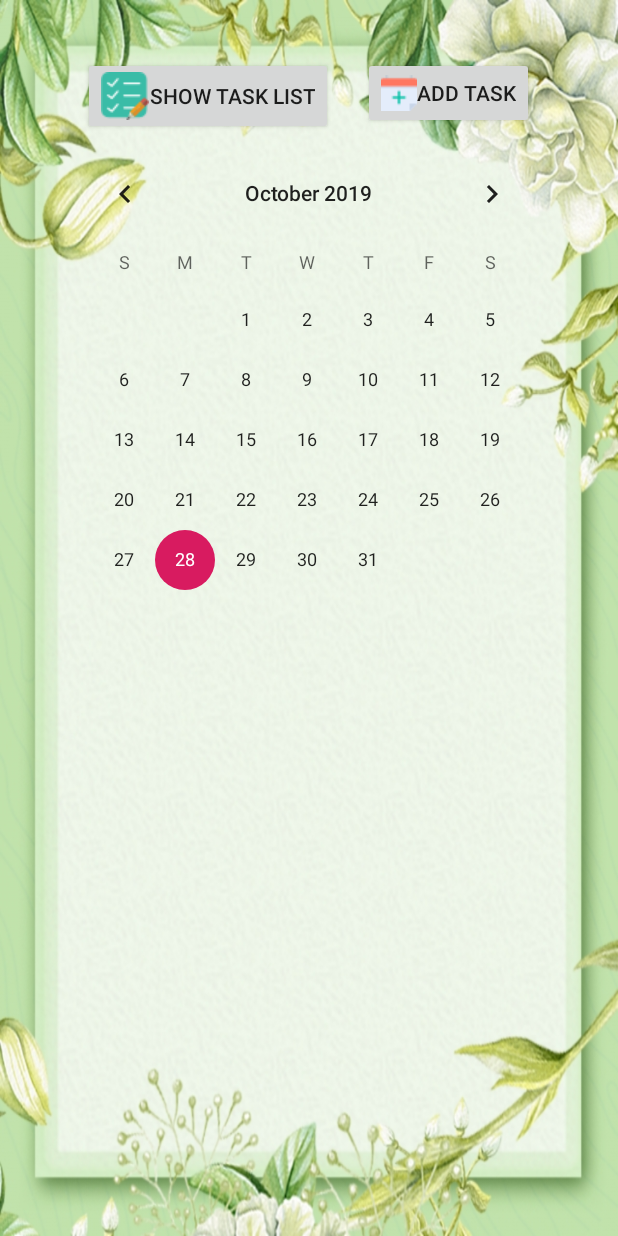
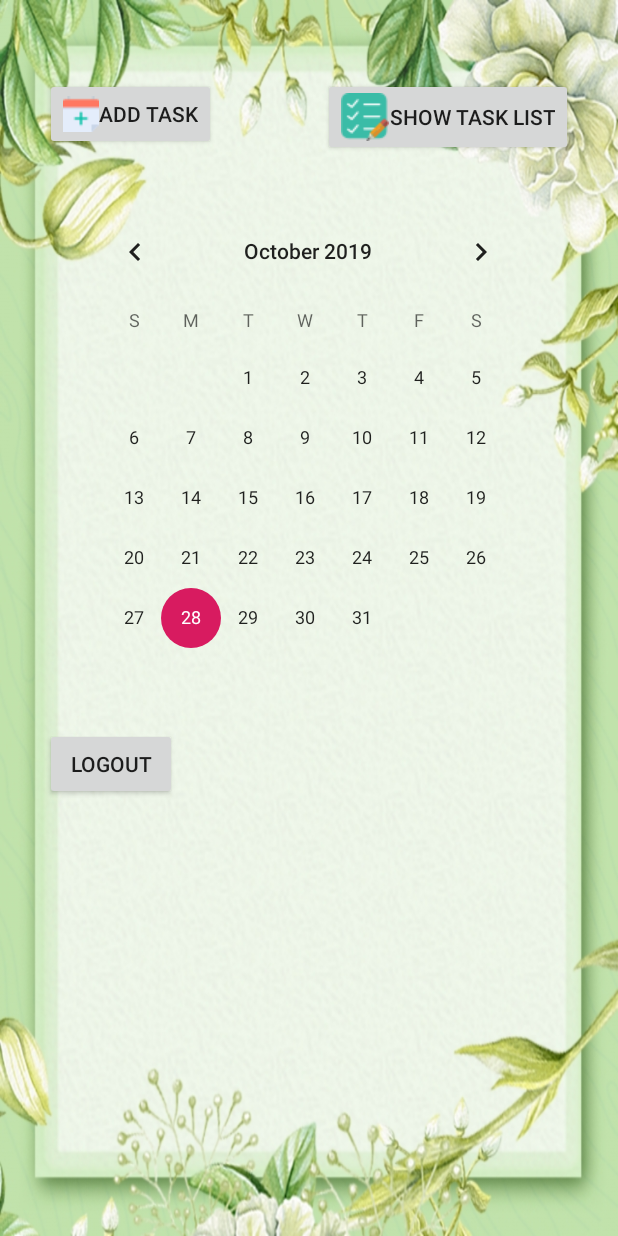
Before and after one commit to jewel789/smart-calendar, an Android app: the CalendarActivity screen opened directly, with no data from a screen before it, on a phone screen of 412 x 824 dp. Run offline under Robolectric (Android 15) with nearby library versions, the light colour scheme and no system bars; our stand-ins replace Firebase (no records; nobody signed in at launch, a user with empty details on screens opened directly); 1 statement that could not run was skipped.

Commit message:
few changes

```diff
--- a/app/src/main/res/layout-v23/activity_calendar.xml
+++ b/app/src/main/res/layout-v23/activity_calendar.xml
@@ -1,71 +1,58 @@
 <?xml version="1.0" encoding="utf-8"?>
-<LinearLayout xmlns:android="http://schemas.android.com/apk/res/android"
 
-    android:id="@+id/layout_login"
-    android:orientation="vertical"
+<androidx.constraintlayout.widget.ConstraintLayout xmlns:android="http://schemas.android.com/apk/res/android"
+    xmlns:app="http://schemas.android.com/apk/res-auto"
+    xmlns:tools="http://schemas.android.com/tools"
+    android:id="@+id/linearLayout2"
     android:layout_width="match_parent"
     android:layout_height="match_parent"
     android:background="@drawable/calendar1"
-    >
+    android:orientation="vertical"
+    tools:context=".CalendarActivity">
 
 
-
-    <TextView
-
-        android:id="@+id/CurrentDate"
+    <Button
+        android:id="@+id/allTasks"
         android:layout_width="wrap_content"
         android:layout_height="wrap_content"
-        android:layout_gravity="center_horizontal"
-        android:textColor="#230DEC"
+        android:layout_marginTop="52dp"
+        android:layout_marginEnd="30dp"
+        android:drawableStart="@drawable/task"
+        android:text="@string/task"
+        app:layout_constraintEnd_toEndOf="parent"
+        app:layout_constraintTop_toTopOf="parent" />
 
-        android:textAlignment="center"
-        android:textSize="28sp"
-        android:textStyle="bold"
-
-        />
-
-
-    <LinearLayout
-
+    <Button
+        android:id="@+id/addTask"
         android:layout_width="wrap_content"
         android:layout_height="wrap_content"
-        android:orientation="horizontal"
-        android:layout_gravity="center"
-
-        >
-
-        <Button
-            android:id="@+id/allTasks"
-            android:layout_marginRight="20dp"
-            android:layout_width="wrap_content"
-            android:layout_height="wrap_content"
-            android:layout_gravity="center_horizontal"
-            android:drawableLeft="@drawable/task"
-            android:src="@drawable/task"
-            android:text="@string/task"
-            />
-
-
-        <Button
-            android:id="@+id/addtaskImage"
-            android:layout_width="wrap_content"
-            android:layout_height="wrap_content"
-            android:drawableLeft="@drawable/add_task_icon"
-            android:text="@string/add"
-            />
-
-    </LinearLayout>
-
+        android:layout_marginStart="30dp"
+        android:layout_marginTop="52dp"
+        android:drawableStart="@drawable/add_task_icon"
+        android:text="@string/add"
+        app:layout_constraintStart_toStartOf="parent"
+        app:layout_constraintTop_toTopOf="parent" />
 
     <CalendarView
         android:id="@+id/Calendar"
-        android:layout_width="326dp"
-        android:layout_height="321dp"
-        android:layout_gravity="center_horizontal"
-        android:layout_marginTop="5dp"
-        android:contextClickable="true"
+        android:layout_width="309dp"
+        android:layout_height="326dp"
 
-        />
+        android:layout_marginStart="50dp"
+        android:layout_marginTop="30dp"
+        android:layout_marginEnd="52dp"
+        app:layout_constraintEnd_toEndOf="parent"
+        app:layout_constraintStart_toStartOf="parent"
+        app:layout_constraintTop_toBottomOf="@+id/allTasks" />
 
+    <Button
+        android:id="@+id/logout"
+        android:layout_width="wrap_content"
+        android:layout_height="wrap_content"
+        android:layout_marginStart="30dp"
+        android:layout_marginTop="25dp"
+        android:text="@string/logout"
+        app:layout_constraintStart_toStartOf="parent"
+        app:layout_constraintTop_toBottomOf="@+id/Calendar" />
 
-</LinearLayout>
+</androidx.constraintlayout.widget.ConstraintLayout>
```
